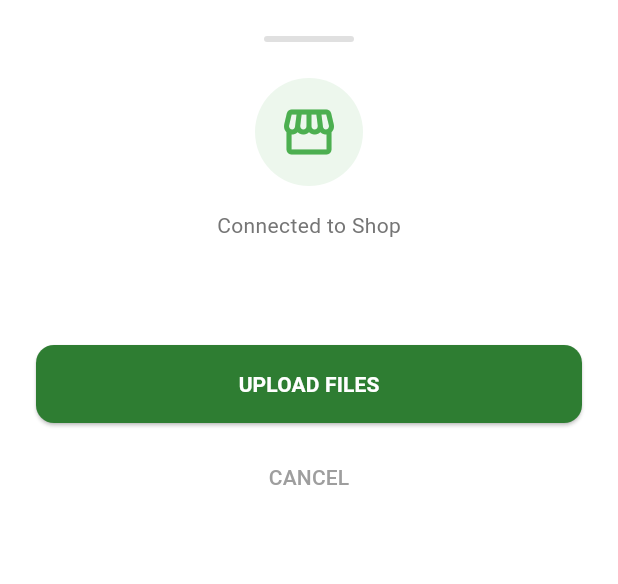
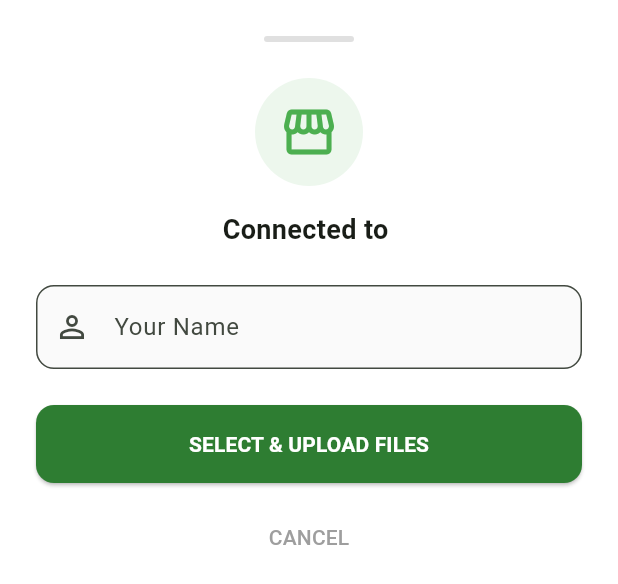
Before and after one commit to Nikhil-p570/safeXeroxCustomer, a Flutter app: what buildShopFoundDialog() shows on an empty page, opened directly with empty values, on a phone screen of 412 x 824 dp. Shown: the top 584 px of the screen. Run offline on Flutter 3.47's test engine with Material 3 defaults, Android fonts, the phone set to English and light mode, and no system bars; our stand-ins replace file_picker, shared_preferences, supabase_flutter; missing offline and left inert: mobile_scanner; accounts and stored records are empty; Roboto replaces fonts that are missing (Poppins).

Commit message:
Added Customer Name for better hierarchy

```diff
--- a/lib/screens/scanner_screen.dart
+++ b/lib/screens/scanner_screen.dart
@@ -13,20 +13,20 @@ class ScannerScreen extends StatefulWidget {
 
   static Widget buildShopFoundDialog(BuildContext context, String shopId, String shopName) {
     bool isUploading = false;
+    final nameController = TextEditingController();
 
     return StatefulBuilder(
       builder: (context, setModalState) => Padding(
-          padding: const EdgeInsets.all(24),
+          padding: EdgeInsets.only(
+            left: 24, right: 24, top: 24,
+            bottom: MediaQuery.of(context).viewInsets.bottom + 24,
+          ),
           child: Column(
             mainAxisSize: MainAxisSize.min,
             children: [
               Container(
-                width: 60,
-                height: 4,
-                decoration: BoxDecoration(
-                  color: Colors.grey[300],
-                  borderRadius: BorderRadius.circular(2),
-                ),
+                width: 60, height: 4,
+                decoration: BoxDecoration(color: Colors.grey[300], borderRadius: BorderRadius.circular(2)),
               ),
               const SizedBox(height: 24),
               if (isUploading)
@@ -43,35 +43,42 @@ class ScannerScreen extends StatefulWidget {
                   children: [
                     Container(
                       padding: const EdgeInsets.all(16),
-                      decoration: BoxDecoration(
-                        color: Colors.green.withOpacity(0.1),
-                        shape: BoxShape.circle,
-                      ),
+                      decoration: BoxDecoration(color: Colors.green.withOpacity(0.1), shape: BoxShape.circle),
                       child: const Icon(Icons.storefront_outlined, color: Colors.green, size: 40),
                     ),
                     const SizedBox(height: 16),
-                    Text(
-                      'Connected to Shop',
-                      style: TextStyle(color: Colors.grey[600], fontSize: 14),
+                    Text('Connected to $shopName', style: const TextStyle(fontSize: 18, fontWeight: FontWeight.bold)),
+                    const SizedBox(height: 24),
+                    TextField(
+                      controller: nameController,
+                      decoration: InputDecoration(
+                        labelText: 'Your Name',
+                        hintText: 'Enter your name for the owner',
+                        prefixIcon: const Icon(Icons.person_outline),
+                        border: OutlineInputBorder(borderRadius: BorderRadius.circular(12)),
+                        filled: true,
+                        fillColor: Colors.grey[50],
+                      ),
                     ),
-                    const SizedBox(height: 4),
-                    Text(
-                      shopName,
-                      style: const TextStyle(fontSize: 24, fontWeight: FontWeight.bold),
-                    ),
-                    const SizedBox(height: 32),
+                    const SizedBox(height: 24),
                     SizedBox(
                       width: double.infinity,
                       child: ElevatedButton(
                         onPressed: () async {
+                          if (nameController.text.trim().isEmpty) {
+                            ScaffoldMessenger.of(context).showSnackBar(
+                              const SnackBar(content: Text('Please enter your name first')),
+                            );
+                            return;
+                          }
                           try {
                             final scannerState = context.findAncestorStateOfType<_ScannerScreenState>();
                             if (scannerState != null) {
-                              await scannerState._pickAndUploadFiles(context, shopId, (uploading) {
+                              await scannerState._pickAndUploadFiles(context, shopId, nameController.text.trim(), (uploading) {
                                 setModalState(() => isUploading = uploading);
                               });
                             } else {
-                              await _staticPickAndUploadFiles(context, shopId, (uploading) {
+                              await _staticPickAndUploadFiles(context, shopId, nameController.text.trim(), (uploading) {
                                 setModalState(() => isUploading = uploading);
                               });
                             }
@@ -85,7 +92,7 @@ class ScannerScreen extends StatefulWidget {
                           padding: const EdgeInsets.symmetric(vertical: 16),
                           shape: RoundedRectangleBorder(borderRadius: BorderRadius.circular(12)),
                         ),
-                        child: const Text('UPLOAD FILES', style: TextStyle(fontWeight: FontWeight.bold)),
+                        child: const Text('SELECT & UPLOAD FILES', style: TextStyle(fontWeight: FontWeight.bold)),
                       ),
                     ),
                     const SizedBox(height: 12),
@@ -95,16 +102,15 @@ class ScannerScreen extends StatefulWidget {
                     ),
                   ],
                 ),
-              const SizedBox(height: 20),
             ],
           ),
         ),
     );
   }
 
-  static Future<void> _staticPickAndUploadFiles(BuildContext context, String shopId, Function(bool) setLoading) async {
+  static Future<void> _staticPickAndUploadFiles(BuildContext context, String shopId, String customerName, Function(bool) setLoading) async {
     final state = _ScannerScreenState();
-    await state._pickAndUploadFiles(context, shopId, setLoading);
+    await state._pickAndUploadFiles(context, shopId, customerName, setLoading);
   }
 
   @override
@@ -116,10 +122,7 @@ class _ScannerScreenState extends State<ScannerScreen> {
 
   void _handleShopQr(BuildContext context, String code) {
     if (!_isScanning) return;
-
-    setState(() {
-      _isScanning = false;
-    });
+    setState(() => _isScanning = false);
 
     try {
       final uri = Uri.parse(code);
@@ -148,20 +151,14 @@ class _ScannerScreenState extends State<ScannerScreen> {
       context: context,
       isScrollControlled: true,
       backgroundColor: Colors.white,
-      shape: const RoundedRectangleBorder(
-        borderRadius: BorderRadius.vertical(top: Radius.circular(24)),
-      ),
+      shape: const RoundedRectangleBorder(borderRadius: BorderRadius.vertical(top: Radius.circular(24))),
       builder: (context) => ScannerScreen.buildShopFoundDialog(context, shopId, shopName),
     ).whenComplete(() {
-      if (mounted) {
-        setState(() {
-          _isScanning = true;
-        });
-      }
+      if (mounted) setState(() => _isScanning = true);
     });
   }
 
-  Future<void> _pickAndUploadFiles(BuildContext context, String shopId, Function(bool) setLoading) async {
+  Future<void> _pickAndUploadFiles(BuildContext context, String shopId, String customerName, Function(bool) setLoading) async {
     try {
       final result = await FilePicker.platform.pickFiles(
         allowMultiple: true,
@@ -174,7 +171,6 @@ class _ScannerScreenState extends State<ScannerScreen> {
         return;
       }
 
-      // ONLY set loading to true AFTER files are picked
       setLoading(true);
 
       for (final file in result.files) {
@@ -185,16 +181,12 @@ class _ScannerScreenState extends State<ScannerScreen> {
         try {
           if (kIsWeb) {
             if (file.bytes != null) {
-              await Supabase.instance.client.storage
-                  .from('print-files')
-                  .uploadBinary(path, file.bytes!);
+              await Supabase.instance.client.storage.from('print-files').uploadBinary(path, file.bytes!);
               uploadSuccess = true;
             }
           } else {
             if (file.path != null) {
-              await Supabase.instance.client.storage
-                  .from('print-files')
-                  .upload(path, File(file.path!));
+              await Supabase.instance.client.storage.from('print-files').upload(path, File(file.path!));
               uploadSuccess = true;
             }
           }
@@ -203,10 +195,7 @@ class _ScannerScreenState extends State<ScannerScreen> {
         }
 
         if (uploadSuccess) {
-          final fileUrl = Supabase.instance.client.storage
-              .from('print-files')
-              .getPublicUrl(path);
-
+          final fileUrl = Supabase.instance.client.storage.from('print-files').getPublicUrl(path);
           final prefs = await SharedPreferences.getInstance();
           final customerId = prefs.getString('customer_id');
 
@@ -216,25 +205,19 @@ class _ScannerScreenState extends State<ScannerScreen> {
             'file_name': file.name,
             'status': 'pending',
             'customer_id': customerId,
+            'customer_name': customerName, // Storing the name!
           });
         }
       }
 
       if (context.mounted) {
-        ScaffoldMessenger.of(context).showSnackBar(
-          const SnackBar(
-            content: Text('Files sent successfully!'),
-            backgroundColor: Colors.green,
-          ),
-        );
+        ScaffoldMessenger.of(context).showSnackBar(const SnackBar(content: Text('Files sent successfully!'), backgroundColor: Colors.green));
         Navigator.pop(context);
       }
     } catch (e) {
       setLoading(false);
       if (context.mounted) {
-        ScaffoldMessenger.of(context).showSnackBar(
-          SnackBar(content: Text('Error: $e'), backgroundColor: Colors.red),
-        );
+        ScaffoldMessenger.of(context).showSnackBar(SnackBar(content: Text('Error: $e'), backgroundColor: Colors.red));
       }
     }
   }
@@ -264,27 +247,12 @@ class _ScannerScreenState extends State<ScannerScreen> {
               child: Row(
                 mainAxisAlignment: MainAxisAlignment.center,
                 children: const [
-                  Text(
-                    'Scan Shop QR',
-                    style: TextStyle(
-                      color: Colors.white,
-                      fontSize: 22,
-                      fontWeight: FontWeight.bold,
-                      letterSpacing: 0.5,
-                    ),
-                  ),
+                  Text('Scan Shop QR', style: TextStyle(color: Colors.white, fontSize: 22, fontWeight: FontWeight.bold, letterSpacing: 0.5)),
                 ],
               ),
             ),
           ),
-          Positioned(
-            top: 40,
-            left: 20,
-            child: IconButton(
-              icon: const Icon(Icons.close, color: Colors.white, size: 28),
-              onPressed: widget.onClose,
-            ),
-          ),
+          Positioned(top: 40, left: 20, child: IconButton(icon: const Icon(Icons.close, color: Colors.white, size: 28), onPressed: widget.onClose)),
         ],
       ),
     );
```
Also changed, not shown: 4 other files.
